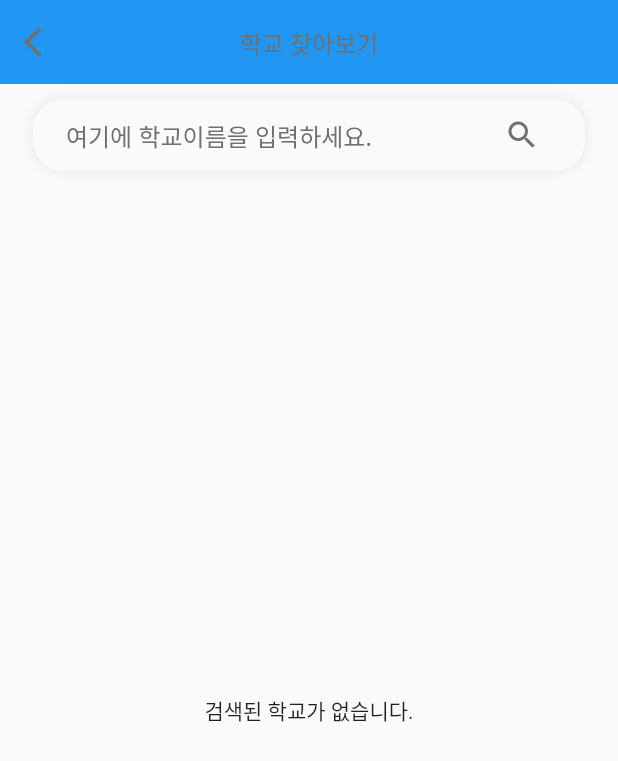
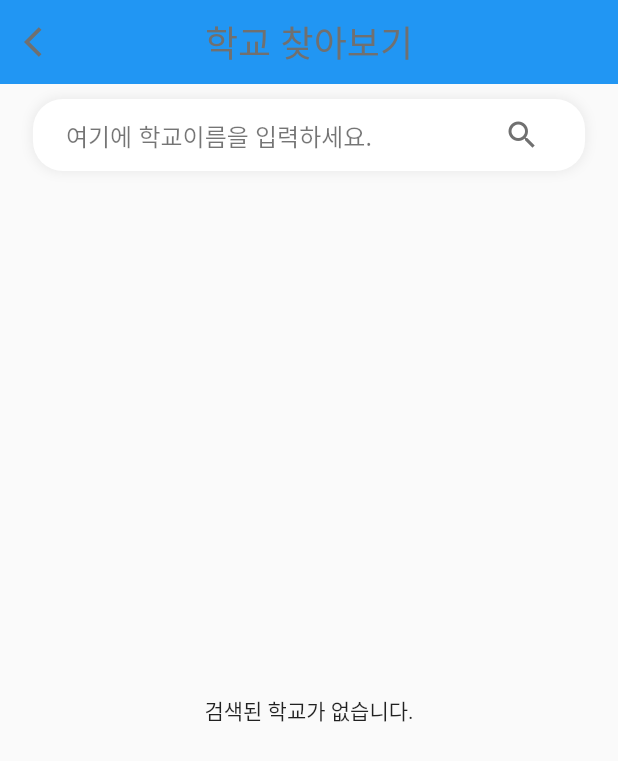
Before and after one commit to Player0002/School-Meals, a Flutter app: the screen it shows after launch, on a phone screen of 412 x 824 dp. Shown: the top 761 px of the screen. Run offline on Flutter 3.47's test engine with Material 2 defaults, Android fonts, the phone set to English and light mode, and no system bars; our stand-ins replace equatable, flutter_datetime_picker, flutter_swiper, font_awesome_flutter, google_fonts, scroll_snap_list and 1 more; network calls fail.

Commit message:
[ADD] Dark mode

```diff
--- a/lib/main.dart
+++ b/lib/main.dart
@@ -41,6 +41,7 @@ class MyApp extends StatelessWidget {
           iconTheme: IconThemeData(
             color: textColor,
           ),
+          backgroundColor: Colors.white,
           appBarTheme: AppBarTheme(
             elevation: 0,
             centerTitle: true,
@@ -60,7 +61,21 @@ class MyApp extends StatelessWidget {
               ),
             ),
           ),
+          floatingActionButtonTheme: FloatingActionButtonThemeData(
+            foregroundColor: Color(0xFFFFFFFF),
+            backgroundColor: Colors.blueAccent,
+          ),
         ),
+        darkTheme: ThemeData.dark().copyWith(
+            primaryColor: Color(0xFF303030),
+            iconTheme: IconThemeData(
+              color: Color(0xFFA0A0A0),
+            ),
+            floatingActionButtonTheme: FloatingActionButtonThemeData(
+              splashColor: Color(0xFFFFFFFF),
+              backgroundColor: Colors.blueAccent.shade700,
+            ),
+            appBarTheme: AppBarTheme(elevation: 0, centerTitle: true)),
         home: Consumer<SchoolProvider>(
           builder: (ctx, item, _) {
             if (item.status == SchoolEnum.selecting) {
--- a/lib/screens/search/information_screen.dart
+++ b/lib/screens/search/information_screen.dart
@@ -18,7 +18,10 @@ class InformationScreen extends StatelessWidget {
       appBar: AppBar(
         leading: GestureDetector(
           onTap: () => Navigator.pop(context),
-          child: Icon(Icons.arrow_back_ios),
+          child: Icon(
+            Icons.arrow_back_ios,
+            color: Theme.of(context).iconTheme.color,
+          ),
         ),
       ),
       body: SafeArea(
@@ -54,6 +57,7 @@ class InformationScreen extends StatelessWidget {
                           width: double.infinity,
                           child: BarGraphImage(
                             key: UniqueKey(),
+                            background: Theme.of(context).backgroundColor,
                             height: getProportionateScreenHeight(260),
                             meal: meal,
                             humanAge: userOption.age,
--- a/lib/screens/search/search_screen.dart
+++ b/lib/screens/search/search_screen.dart
@@ -18,10 +18,19 @@ class SearchScreen extends StatelessWidget {
           .loadingFood(topProvider.selectedSchool, 0, 0);
     });
     return Scaffold(
-      backgroundColor: Color(0xFFFAFAFA),
+      //backgroundColor: Color(0xFFFAFAFA),
       appBar: AppBar(
-        title: Text("학교 찾아보기"),
-        leading: Icon(Icons.arrow_back_ios),
+        title: Text(
+          "학교 찾아보기",
+          style: defaultFont.copyWith(fontSize: 24),
+        ),
+        leading: GestureDetector(
+          onTap: () => Navigator.pop(context),
+          child: Icon(
+            Icons.arrow_back_ios,
+            color: Theme.of(context).iconTheme.color,
+          ),
+        ),
       ),
       body: Column(
         children: [
@@ -60,7 +69,7 @@ class SearchScreen extends StatelessWidget {
                         },
                         child: Container(
                           decoration: BoxDecoration(
-                            color: Color(0xFFFAFAFA),
+                            color: Theme.of(context).backgroundColor,
                             borderRadius: BorderRadius.circular(15),
                             boxShadow: [
                               BoxShadow(
@@ -82,7 +91,12 @@ class SearchScreen extends StatelessWidget {
                                 SingleChildScrollView(
                                   child: Text(
                                     "${item.searchModel.models[idx].school_name}",
-                                    style: defaultFont.copyWith(fontSize: 16),
+                                    style: defaultFont.copyWith(
+                                        fontSize: 16,
+                                        color: Theme.of(context)
+                                            .textTheme
+                                            .headline3
+                                            .color),
                                     maxLines: 1,
                                   ),
                                   scrollDirection: Axis.horizontal,
@@ -92,7 +106,12 @@ class SearchScreen extends StatelessWidget {
                                 ),
                                 Text(
                                   "${item.searchModel.models[idx].address}",
-                                  style: defaultFont.copyWith(fontSize: 12),
+                                  style: defaultFont.copyWith(
+                                      fontSize: 12,
+                                      color: Theme.of(context)
+                                          .textTheme
+                                          .headline3
+                                          .color),
                                   maxLines: 1,
                                 ),
                               ],
@@ -142,7 +161,7 @@ class SearchBox extends StatelessWidget {
                     spreadRadius: 1,
                   ),
                 ],
-                color: Color(0xFFFAFAFA),
+                color: Theme.of(context).backgroundColor,
               ),
               child: Padding(
                 padding: EdgeInsets.symmetric(
@@ -153,18 +172,22 @@ class SearchBox extends StatelessWidget {
                     Flexible(
                       child: TextField(
                         controller: textController,
-                        style: defaultFont,
+                        style: defaultFont.copyWith(
+                          color: Theme.of(context).textTheme.headline3.color,
+                        ),
                         decoration: InputDecoration(
                           border: InputBorder.none,
                           hintText: "여기에 학교이름을 입력하세요.",
-                          hintStyle: defaultFont,
+                          hintStyle: defaultFont.copyWith(
+                            color: Theme.of(context).textTheme.headline3.color,
+                          ),
                         ),
                         onSubmitted: (text) => {onPress()},
                       ),
                     ),
                     Material(
                       elevation: 0,
-                      color: Color(0xFFFAFAFA),
+                      color: Theme.of(context).backgroundColor,
                       child: InkWell(
                         borderRadius: BorderRadius.circular(360),
                         onTap: onPress,
```
Also changed, not shown: lib/screens/search/components/bar_graph.dart (+13 -4 lines), lib/screens/search/school_screen.dart (+30 -9 lines), 1 other file.
